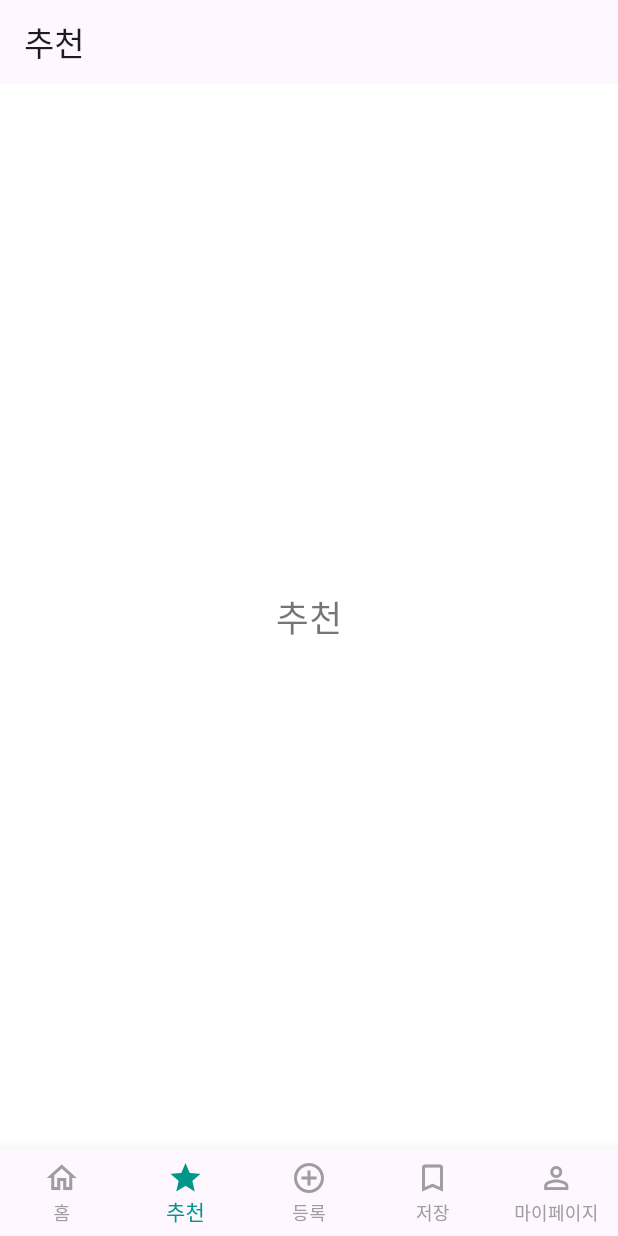
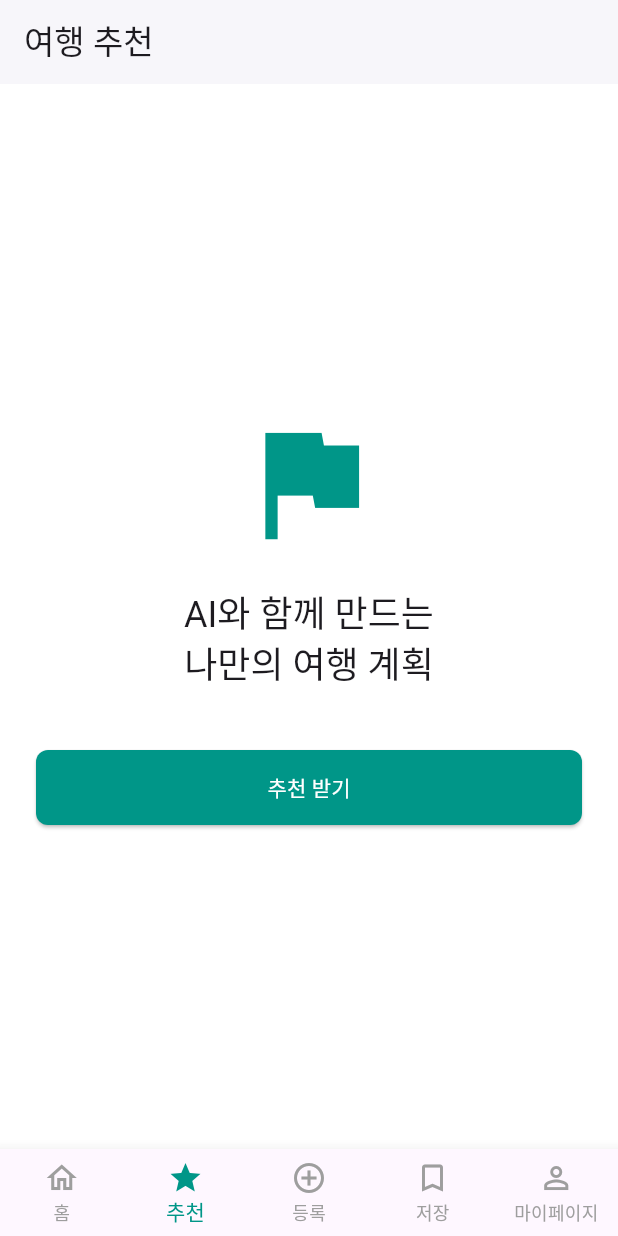
Before and after one commit to RecommendationForTravel/RecApp, a Flutter app: the screen it shows after launch, item 2 of the bottom bar chosen, on a phone screen of 412 x 824 dp. Run offline on Flutter 3.47's test engine with Material 3 defaults, Android fonts, the phone set to English and light mode, and no system bars; our stand-ins replace table_calendar; network calls fail.

Commit message:
추천 기능 기본코드

```diff
--- a/lib/main.dart
+++ b/lib/main.dart
@@ -1,13 +1,26 @@
 import 'package:flutter/material.dart';
 import 'package:rectrip/screens/my_page.dart';
-
+import 'package:intl/date_symbol_data_local.dart';
 import 'package:rectrip/screens/feed_page.dart';
 
-void main() {
-  runApp(MyApp());
+import 'package:rectrip/screens/recommendation_flow/1_survey_start_page.dart';
+import 'package:provider/provider.dart';
+import 'package:rectrip/providers/recommendation_provider.dart';
+
+void main() async{
+  // Provider를 앱의 최상위 위젯에 등록합니다.
+  WidgetsFlutterBinding.ensureInitialized();
+  await initializeDateFormatting('ko_KR', null); // <-- 이 줄을 추가하세요
+  runApp(
+    ChangeNotifierProvider(
+      create: (context) => RecommendationProvider(),
+      child: MyApp(),
+    ),
+  );
 }
 
 class MyApp extends StatelessWidget {
+
   @override
   Widget build(BuildContext context) {
     return MaterialApp(
@@ -58,13 +71,12 @@ class MainScreen extends StatefulWidget {
 class _MainScreenState extends State<MainScreen> {
   int _selectedIndex = 0; // 현재 선택된 탭 인덱스
 
-  // 각 탭에 해당하는 페이지 위젯 (임시로 Placeholder 사용)
   static List<Widget> _widgetOptions = <Widget>[
-    FeedPage(), // 피드 조회 화면
-    PlaceholderWidget(title: '추천'), // 추천 화면
-    PlaceholderWidget(title: '등록'), // 글 작성 화면 (피드 작성 화면-1)
-    PlaceholderWidget(title: '저장'), //저장 여행기 확인
-    MyPageScreen(), // 마이 페이지
+    FeedPage(),
+    SurveyStartPage(), // PlaceholderWidget을 새로운 추천 시작 페이지로 교체
+    PlaceholderWidget(title: '등록'),
+    PlaceholderWidget(title: '저장'),
+    MyPageScreen(),
   ];
 
   void _onItemTapped(int index) {
--- /dev/null
+++ b/lib/models/recommendation_models.dart
@@ -0,0 +1,30 @@
+// lib/models/recommendation_models.dart
+import 'package:flutter/foundation.dart';
+
+// 장소 모델
+class Place {
+  final String id;
+  final String name;
+  final String address;
+  // 위도, 경도 등 추가 정보 필요시 정의
+  // final double latitude;
+  // final double longitude;
+
+  Place({required this.id, required this.name, required this.address});
+
+  factory Place.fromJson(Map<String, dynamic> json) {
+    return Place(
+      id: json['id'],
+      name: json['name'],
+      address: json['address'],
+    );
+  }
+}
+
+// 일일 일정 모델
+class DailyItinerary {
+  final DateTime date;
+  Map<String, List<Place>> placesByCategory; // "카페", "식당" 등 카테고리별 장소 리스트
+
+  DailyItinerary({required this.date, required this.placesByCategory});
+}
--- /dev/null
+++ b/lib/screens/recommendation_flow/1_survey_start_page.dart
@@ -0,0 +1,50 @@
+// lib/screens/recommendation_flow/1_survey_start_page.dart
+import 'package:flutter/material.dart';
+import 'package:provider/provider.dart';
+import 'package:rectrip/providers/recommendation_provider.dart';
+import '2_survey_form_page.dart';
+
+class SurveyStartPage extends StatelessWidget {
+  @override
+  Widget build(BuildContext context) {
+    return Scaffold(
+      appBar: AppBar(
+        title: Text('여행 추천'),
+        backgroundColor: Colors.white,
+        elevation: 1,
+      ),
+      body: Center(
+        child: Padding(
+          padding: const EdgeInsets.all(24.0),
+          child: Column(
+            mainAxisAlignment: MainAxisAlignment.center,
+            children: [
+              Icon(Icons.assistant_photo, size: 100, color: Colors.teal),
+              SizedBox(height: 20),
+              Text(
+                'AI와 함께 만드는\n나만의 여행 계획',
+                textAlign: TextAlign.center,
+                style: Theme.of(context).textTheme.headlineSmall,
+              ),
+              SizedBox(height: 40),
+              ElevatedButton(
+                onPressed: () {
+                  // 이전 추천 데이터가 있다면 초기화
+                  Provider.of<RecommendationProvider>(context, listen: false).clear();
+                  Navigator.push(
+                    context,
+                    MaterialPageRoute(builder: (context) => SurveyFormPage()),
+                  );
+                },
+                child: Text('추천 받기'),
+                style: ElevatedButton.styleFrom(
+                  minimumSize: Size(double.infinity, 50),
+                ),
+              ),
+            ],
+          ),
+        ),
+      ),
+    );
+  }
+}
--- a/pubspec.yaml
+++ b/pubspec.yaml
@@ -31,9 +31,14 @@ dependencies:
   flutter:
     sdk: flutter
 
+
   # The following adds the Cupertino Icons font to your application.
   # Use with the CupertinoIcons class for iOS style icons.
   cupertino_icons: ^1.0.8
+  http: ^1.2.1
+  intl: ^0.19.0
+  table_calendar: ^3.1.2
+  provider: ^6.1.2
 
 dev_dependencies:
   flutter_test:
```
Also changed, not shown: lib/providers/recommendation_provider.dart (added, +65 -0 lines), lib/screens/recommendation_flow/2_survey_form_page.dart (added, +132 -0 lines), lib/screens/recommendation_flow/3_recommendation_result_page.dart (added, +117 -0 lines), lib/screens/recommendation_flow/4_place_search_page.dart (added, +80 -0 lines), lib/services/recommendation_service.dart (added, +79 -0 lines), pubspec.lock, 1 other file.
